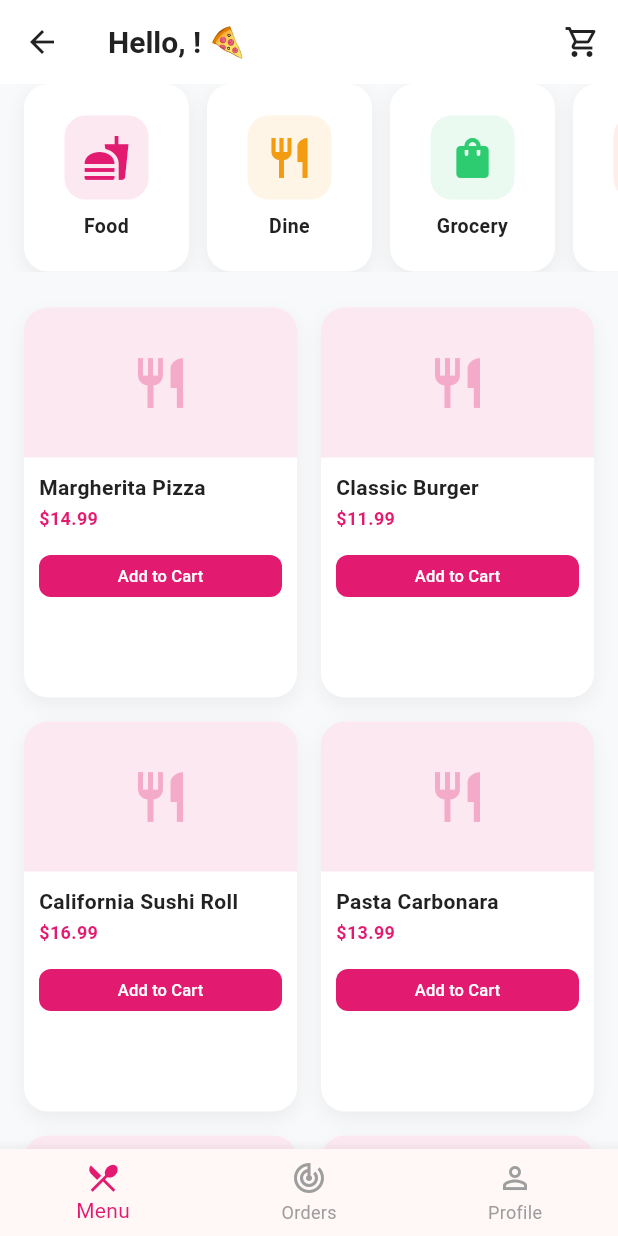
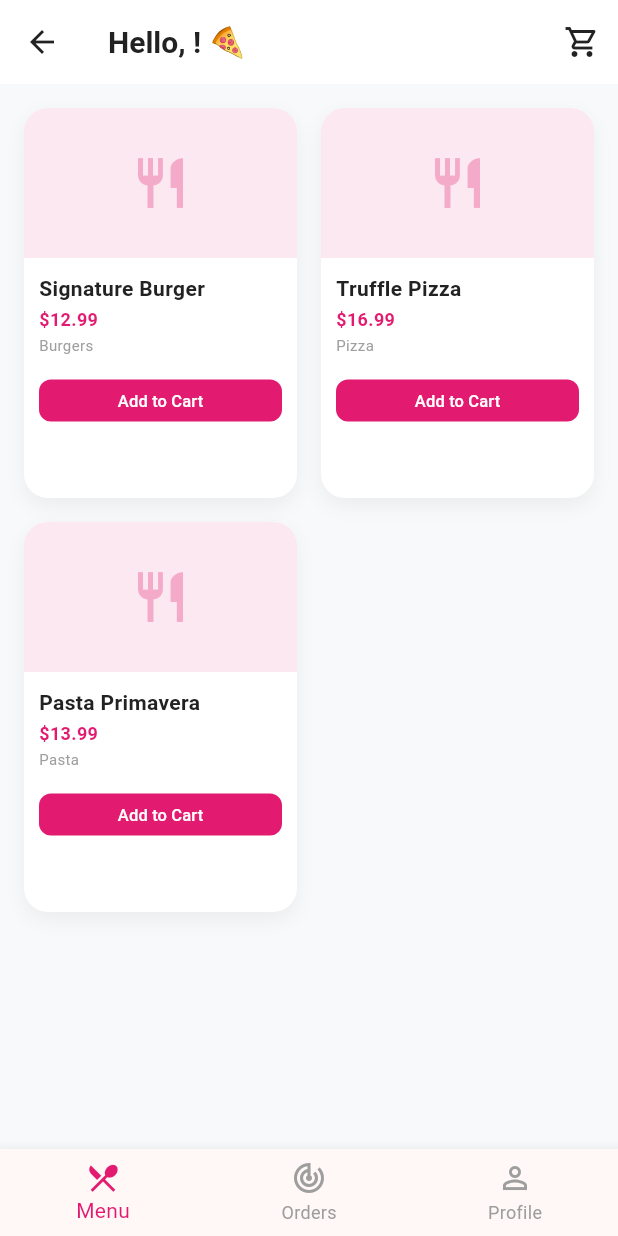
Before and after one commit to aakhan917720/E-food, a Flutter app: the HomeMenuScreen screen opened by its route, on a phone screen of 412 x 824 dp. Run offline on Flutter 3.47's test engine with Material 3 defaults, Android fonts, the phone set to English and light mode, and no system bars; our stand-ins replace equatable, firebase_core, flutter_riverpod; missing offline and left inert: flutter_stripe; accounts and stored records are empty; Roboto replaces fonts that are missing (SF Pro Display).

Commit message:
New file added

```diff
--- a/lib/providers/restaurant/restaurant_menu_provider.dart
+++ b/lib/providers/restaurant/restaurant_menu_provider.dart
@@ -37,7 +37,6 @@ class RestaurantMenuNotifier extends StateNotifier<List<FoodItem>> {
       ),
     ];
   }
-
   // ✅ ADD FOOD ITEM
   void addFoodItem(FoodItem item) {
     state = [...state, item];
--- a/lib/screens/customer/home_menu_screen.dart
+++ b/lib/screens/customer/home_menu_screen.dart
@@ -3,6 +3,7 @@ import 'package:flutter_riverpod/flutter_riverpod.dart';
 import '../../models/food_item.dart';
 import '../../providers/customer/user_provider.dart';
 import '../../providers/customer/cart_provider.dart';
+import '../../providers/restaurant/restaurant_menu_provider.dart';  // ✅ ADD THIS
 import 'cart_screen.dart';
 import 'profile_screen.dart';
 import 'order_tracking_screen.dart';
@@ -16,55 +17,6 @@ class HomeMenuScreen extends ConsumerStatefulWidget {
 }
 
 class _HomeMenuScreenState extends ConsumerState<HomeMenuScreen> {
-  final List<FoodItem> _mockMenuItems = [
-    const FoodItem(
-      id: '1',
-      name: 'Margherita Pizza',
-      price: 14.99,
-      category: 'Pizza',
-      imageUrl: '',
-      variations: ['Extra Cheese', 'Thin Crust', 'Gluten Free'],
-    ),
-    const FoodItem(
-      id: '2',
-      name: 'Classic Burger',
-      price: 11.99,
-      category: 'Burgers',
-      imageUrl: '',
-      variations: ['Double Patty', 'Bacon', 'Veggie Option'],
-    ),
-    const FoodItem(
-      id: '3',
-      name: 'California Sushi Roll',
-      price: 16.99,
-      category: 'Sushi',
-      imageUrl: '',
-    ),
-    const FoodItem(
-      id: '4',
-      name: 'Pasta Carbonara',
-      price: 13.99,
-      category: 'Pasta',
-      imageUrl: '',
-      variations: ['Gluten Free Pasta', 'Extra Parmesan'],
-    ),
-    const FoodItem(
-      id: '5',
-      name: 'Chicken Tikka Masala',
-      price: 15.99,
-      category: 'Indian',
-      imageUrl: '',
-    ),
-    const FoodItem(
-      id: '6',
-      name: 'Greek Salad',
-      price: 9.99,
-      category: 'Salads',
-      imageUrl: '',
-      variations: ['Add Chicken', 'Add Salmon'],
-    ),
-  ];
-
   int _currentIndex = 0;
 
   @override
@@ -72,6 +24,9 @@ class _HomeMenuScreenState extends ConsumerState<HomeMenuScreen> {
     final userProfile = ref.watch(userProvider);
     final cartItems = ref.watch(cartProvider);
     final cartNotifier = ref.read(cartProvider.notifier);
+
+    // ✅ GET MENU FROM RESTAURANT PROVIDER
+    final menuItems = ref.watch(restaurantMenuProvider);  // ✅ USE THIS
 
     return Scaffold(
       backgroundColor: const Color(0xFFF8F9FA),
@@ -132,7 +87,7 @@ class _HomeMenuScreenState extends ConsumerState<HomeMenuScreen> {
       body: IndexedStack(
         index: _currentIndex,
         children: [
-          _buildMenuGrid(context, cartNotifier),
+          _buildMenuGrid(context, cartNotifier, menuItems),  // ✅ PASS menuItems
           const OrderTrackingScreen(),
           const ProfileScreen(),
         ],
@@ -166,18 +121,8 @@ class _HomeMenuScreenState extends ConsumerState<HomeMenuScreen> {
     );
   }
 
-  Widget _buildMenuGrid(BuildContext context, CartNotifier cartNotifier) {
-    return SingleChildScrollView(
-      child: Column(
-        children: [
-          // ✅ TOP CARDS
-          _buildTopCards(),
-          const SizedBox(height: 8),
-
-          // Menu Grid
-          GridView.builder(
-            shrinkWrap: true,
-            physics: const NeverScrollableScrollPhysics(),
+  Widget _buildMenuGrid(BuildContext context, CartNotifier cartNotifier, List<FoodItem> menuItems) {
+    return GridView.builder(
       padding: const EdgeInsets.all(16),
       gridDelegate: const SliverGridDelegateWithFixedCrossAxisCount(
         crossAxisCount: 2,
@@ -185,9 +130,9 @@ class _HomeMenuScreenState extends ConsumerState<HomeMenuScreen> {
         mainAxisSpacing: 16,
         childAspectRatio: 0.7,
       ),
-            itemCount: _mockMenuItems.length,
+      itemCount: menuItems.length,  // ✅ DYNAMIC
       itemBuilder: (context, index) {
-              final item = _mockMenuItems[index];
+        final item = menuItems[index];
         return _MenuItemCard(
           item: item,
           onAddToCart: () {
@@ -203,81 +148,10 @@ class _HomeMenuScreenState extends ConsumerState<HomeMenuScreen> {
           },
         );
       },
-          ),
-        ],
-      ),
-    );
-  }
-
-  // ✅ TOP CARDS
-  Widget _buildTopCards() {
-    final List<Map<String, dynamic>> cards = [
-      {'icon': Icons.fastfood, 'title': 'Food', 'color': const Color(0xFFE21B70)},
-      {'icon': Icons.restaurant, 'title': 'Dine', 'color': const Color(0xFFF39C12)},
-      {'icon': Icons.shopping_bag, 'title': 'Grocery', 'color': const Color(0xFF2ECC71)},
-      {'icon': Icons.local_pizza, 'title': 'Pizza', 'color': const Color(0xFFE74C3C)},
-      {'icon': Icons.emoji_food_beverage, 'title': 'Coffee', 'color': const Color(0xFF3498DB)},
-      {'icon': Icons.health_and_safety, 'title': 'Healthy', 'color': const Color(0xFF2ECC71)},
-    ];
-
-    return SizedBox(
-      height: 125,
-      child: ListView.builder(
-        scrollDirection: Axis.horizontal,
-        padding: const EdgeInsets.symmetric(horizontal: 16),
-        itemCount: cards.length,
-        itemBuilder: (context, index) {
-          final card = cards[index];
-          return Container(
-            width: 110,
-            margin: const EdgeInsets.only(right: 12),
-            padding: const EdgeInsets.symmetric(vertical: 14, horizontal: 10),
-            decoration: BoxDecoration(
-              color: Colors.white,
-              borderRadius: BorderRadius.circular(16),
-              boxShadow: [
-                BoxShadow(
-                  color: Colors.black.withOpacity(0.06),
-                  blurRadius: 10,
-                  offset: const Offset(0, 4),
-                ),
-              ],
-            ),
-            child: Column(
-              mainAxisAlignment: MainAxisAlignment.center,
-              children: [
-                Container(
-                  padding: const EdgeInsets.all(12),
-                  decoration: BoxDecoration(
-                    color: card['color'].withOpacity(0.1),
-                    borderRadius: BorderRadius.circular(14),
-                  ),
-                  child: Icon(
-                    card['icon'],
-                    color: card['color'],
-                    size: 32,
-                  ),
-                ),
-                const SizedBox(height: 8),
-                Text(
-                  card['title'],
-                  textAlign: TextAlign.center,
-                  style: const TextStyle(
-                    fontSize: 13,
-                    fontWeight: FontWeight.bold,
-                    color: Color(0xFF222222),
-                  ),
-                ),
-              ],
-            ),
-          );
-        },
-      ),
     );
   }
 }
 
-// ✅ Fixed _MenuItemCard
 class _MenuItemCard extends StatelessWidget {
   final FoodItem item;
   final VoidCallback onAddToCart;
@@ -314,7 +188,6 @@ class _MenuItemCard extends StatelessWidget {
           crossAxisAlignment: CrossAxisAlignment.start,
           mainAxisSize: MainAxisSize.min,
           children: [
-            // ✅ Image replaced with icon (no asset loading)
           Container(
           height: 100,
           decoration: BoxDecoration(
@@ -353,6 +226,14 @@ class _MenuItemCard extends StatelessWidget {
                   fontWeight: FontWeight.w600,
                 ),
               ),
+              const SizedBox(height: 2),
+              Text(
+                item.category,
+                style: TextStyle(
+                  fontSize: 10,
+                  color: Colors.grey[500],
+                ),
+              ),
               const SizedBox(height: 6),
               SizedBox(
                 width: double.infinity,
--- a/pubspec.yaml
+++ b/pubspec.yaml
@@ -63,6 +63,9 @@ dependencies:
 #  crypto: ^3.0.7
 #  uuid: ^4.5.3
   firebase_core: ^4.12.1
+  flutter_stripe: ^13.1.0
+#  stripe_payment: ^1.1.4
+  http: ^1.2.2
 #    firebase_auth: ^6.5.4
 #    cloud_firestore: ^6.6.0
 #    firebase_storage: ^13.4.3
```
Also changed, not shown: lib/main.dart (+7 -0 lines), lib/screens/customer/cart_screen.dart (+47 -60 lines), lib/serivces/payment_service.dart (added, +21 -0 lines), pubspec.lock, 1 other file. Lines whose indentation alone changed are shown as unchanged.
